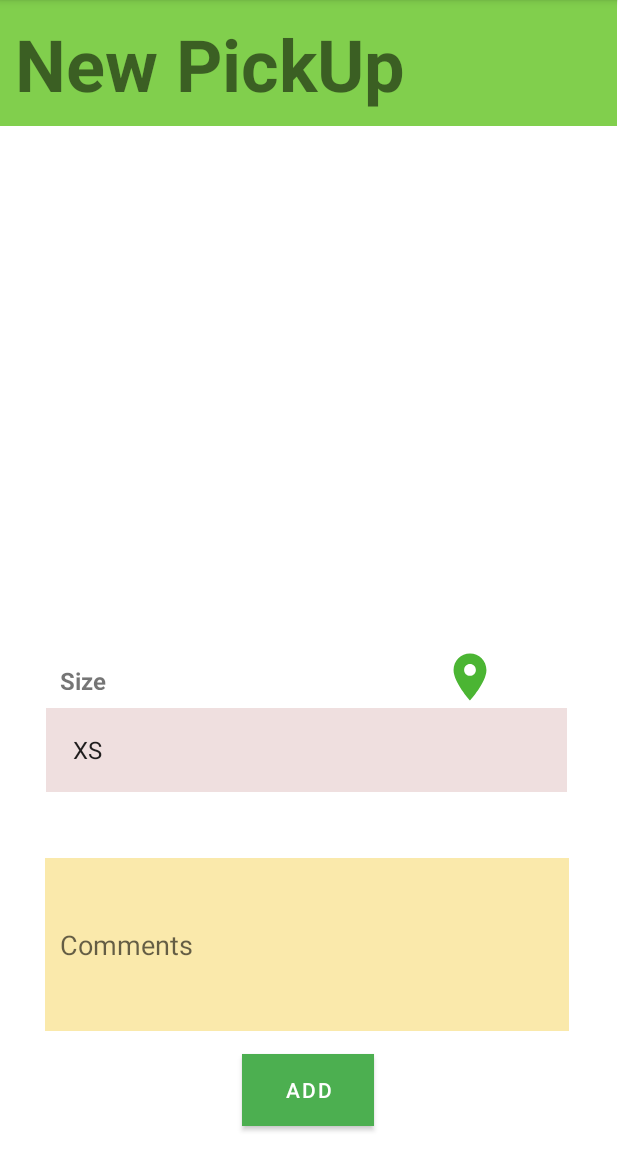
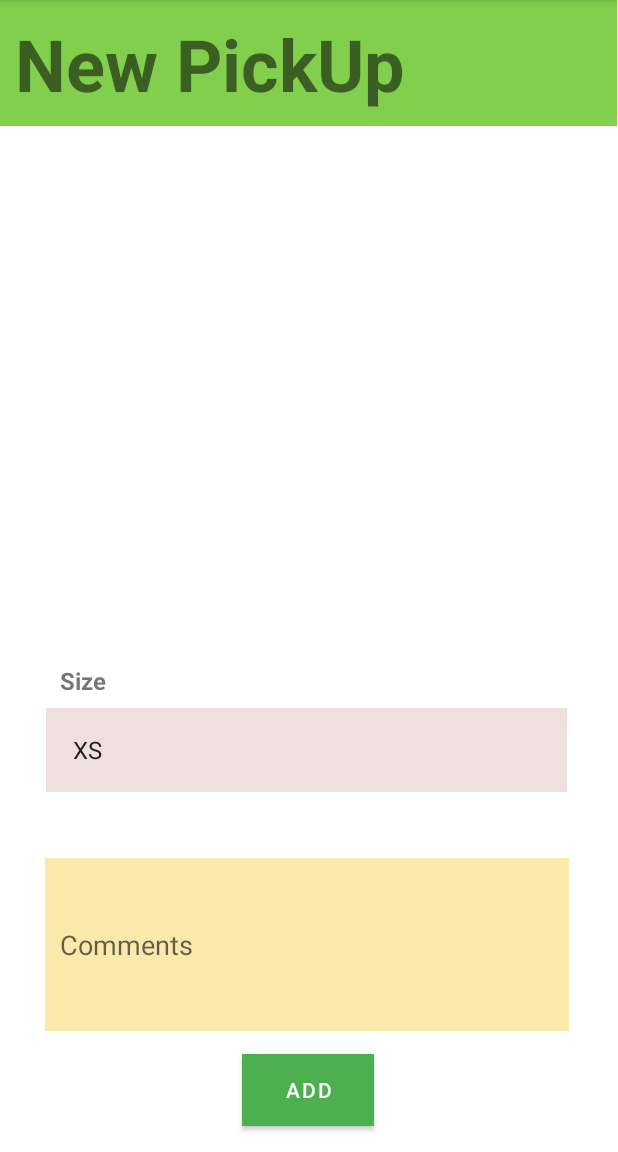
Before and after one commit to diego27wb/TFG_Android, an Android app: the PickUpNew screen opened directly, with no data from a screen before it, on a phone screen of 412 x 824 dp, the part 84-1236 px from its top. Run offline under Robolectric (Android 15) with nearby library versions, the phone set to English and light mode, and no system bars.

```diff
--- a/app/src/main/java/com/example/prueba05/PickUpNew.java
+++ b/app/src/main/java/com/example/prueba05/PickUpNew.java
@@ -44,8 +44,8 @@ public class PickUpNew extends AppCompatActivity {
         spinner.setOnItemSelectedListener(new AdapterView.OnItemSelectedListener() {
             @Override
             public void onItemSelected(AdapterView<?> parentView, View selectedItemView, int position, long id) {
-                // Show a Toast message with the selected item
-                Toast.makeText(getApplicationContext(), "Selected: " + parentView.getItemAtPosition(position), Toast.LENGTH_SHORT).show();
+                // Do nothing
+                String option = parentView.getItemAtPosition(position).toString();
             }
 
             @Override
--- a/app/src/main/res/layout/pickup_new.xml
+++ b/app/src/main/res/layout/pickup_new.xml
@@ -25,7 +25,6 @@
         android:id="@+id/comboBoxTitle"
         android:layout_width="347dp"
         android:layout_height="37dp"
-        android:drawableRight="@drawable/ic_launcher_foreground"
         android:drawablePadding="10dp"
         android:padding="10dp"
         android:text="Size"
```
